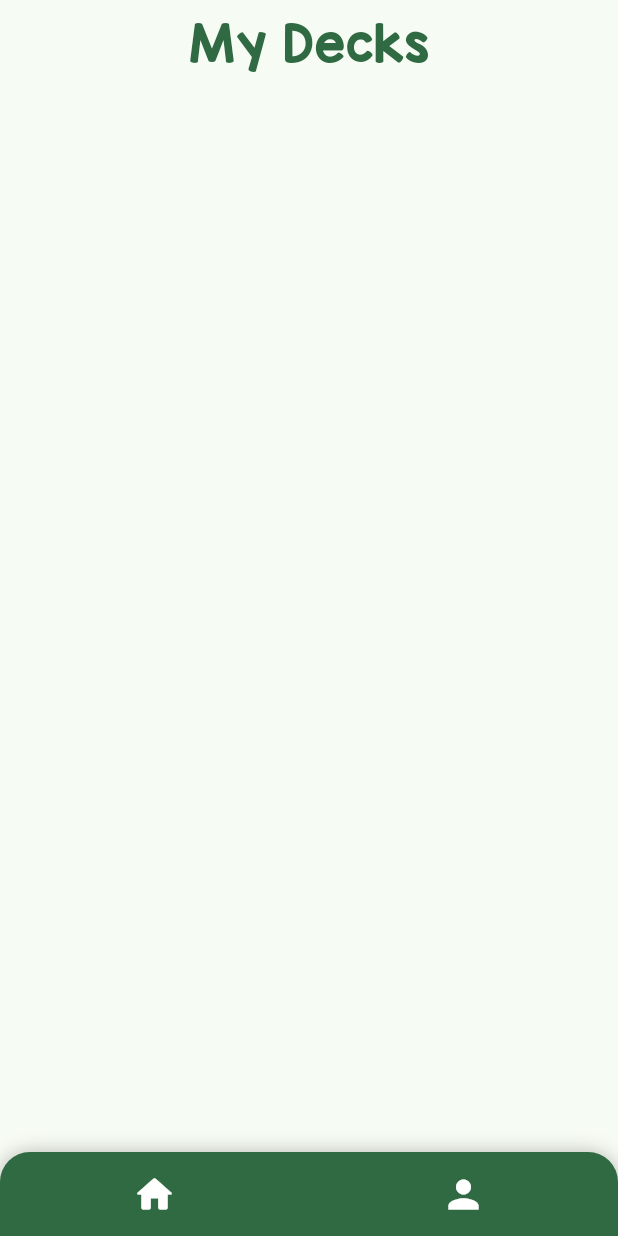
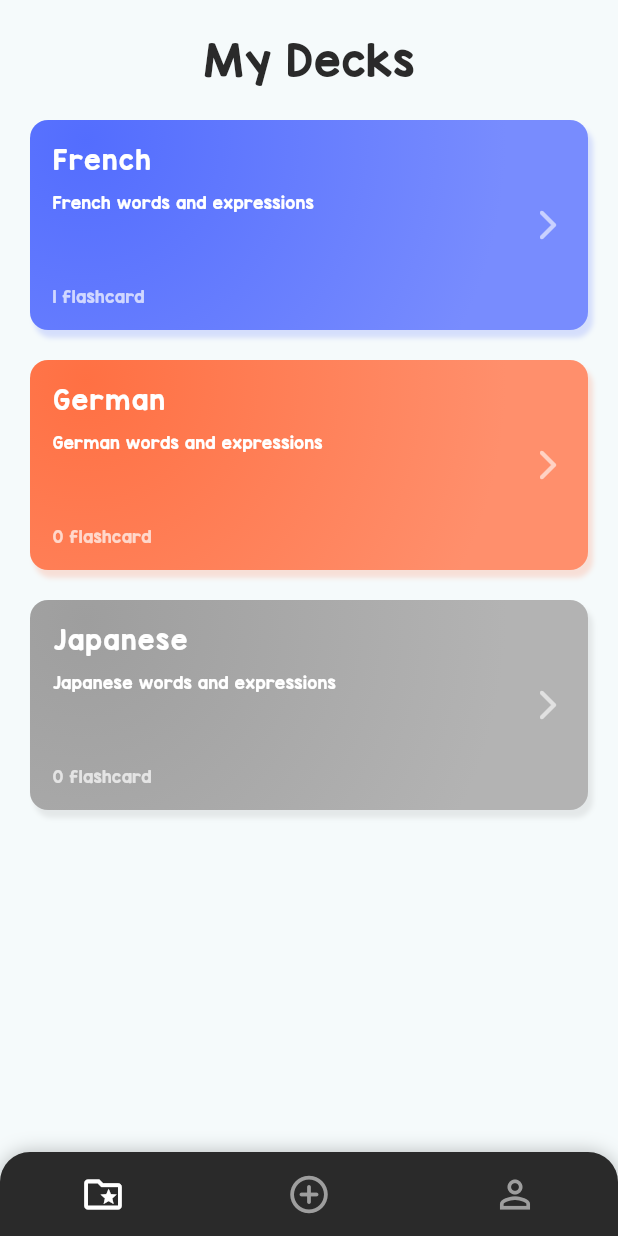
Before and after one commit to nathan68560/Jokerly, a Flutter app: the screen it shows after launch, on a phone screen of 412 x 824 dp. Run offline on Flutter 3.47's test engine with Material 3 defaults, Android fonts, the phone set to English and light mode, and no system bars.

Commit message:
Restructuration, created deck_page and designed deck widget

```diff
--- a/lib/main.dart
+++ b/lib/main.dart
@@ -1,98 +1,25 @@
 import 'package:flutter/material.dart';
+import 'package:jokerly/pages/home.dart';
 
 void main() {
-  runApp(const MyApp());
+  runApp(const JokerlyApp());
 }
 
-class MyApp extends StatelessWidget {
-  const MyApp({super.key});
-  static const Color primaryColor = Color(0xFF31B56A);
-  static const Color secondaryColor = Color(0xFF6e2a9c);
-  static const Color tertiaryColor = Color(0xFFECBE6F);
+class JokerlyApp extends StatelessWidget {
+  const JokerlyApp({super.key});
 
-  // This widget is the root of your application.
   @override
   Widget build(BuildContext context) {
     return MaterialApp(
       title: 'Jokerly',
+      debugShowCheckedModeBanner: false,
       theme: ThemeData(
         fontFamily: 'KGRedHands',
-        colorScheme: ColorScheme.fromSeed(seedColor: const Color(0xFF31B56A)),
+        colorScheme: ColorScheme.fromSeed(seedColor: const Color(0xff2a2a2a)),
         useMaterial3: true,
         canvasColor: Colors.transparent,
       ),
-      home: const HomePage(title: 'Jokerly'),
+      home: const HomePage(),
     );
   }
 }
-
-class HomePage extends StatefulWidget {
-  const HomePage({super.key, required this.title});
-  final String title;
-
-  @override
-  State<HomePage> createState() => _HomePageState();
-}
-
-class _HomePageState extends State<HomePage> {
-  @override
-  Widget build(BuildContext context) {
-    return Scaffold(
-      appBar: AppBar(
-        title: Text(
-          "My Decks",
-          style: TextStyle(
-              fontSize: 30.0,
-              fontWeight: FontWeight.w500,
-              color: Theme.of(context).colorScheme.primary),
-        ),
-        centerTitle: true,
-      ),
-      body: Container(
-        alignment: Alignment.topLeft,
-        padding: const EdgeInsets.all(20.0),
-        child: ListView(
-          children: [],
-        ),
-      ),
-      bottomNavigationBar: Container(
-        decoration: const BoxDecoration(
-          borderRadius: BorderRadius.only(
-            topRight: Radius.circular(20),
-            topLeft: Radius.circular(20),
-          ),
-          boxShadow: [
-            BoxShadow(
-              color: Colors.black26,
-              spreadRadius: 0,
-              blurRadius: 10,
-            ),
-          ],
-        ),
-        child: ClipRRect(
-          borderRadius: const BorderRadius.only(
-            topRight: Radius.circular(20),
-            topLeft: Radius.circular(20),
-          ),
-          child: BottomNavigationBar(
-            iconSize: 30.0,
-            selectedFontSize: 0.0,
-            selectedItemColor: Colors.white,
-            unselectedItemColor: Colors.white,
-            backgroundColor: Theme.of(context).colorScheme.primary,
-            items: const <BottomNavigationBarItem>[
-              BottomNavigationBarItem(
-                icon: Icon(Icons.home_rounded),
-                label: "Home",
-              ),
-              BottomNavigationBarItem(
-                icon: Icon(Icons.person),
-                label: "Profile",
-              ),
-            ],
-          ),
-        ),
-      ),
-    );
-  }
-}
--- /dev/null
+++ b/lib/models/deck_model.dart
@@ -0,0 +1,16 @@
+import 'package:flutter/material.dart';
+import 'package:jokerly/models/flashcard_model.dart';
+
+class FlashcardDeck {
+  final String title;
+  final Color color;
+  final String description;
+  final List<Flashcard> flashcards;
+
+  FlashcardDeck({
+    required this.title,
+    required this.color,
+    required this.description,
+    required this.flashcards,
+  });
+}
--- /dev/null
+++ b/lib/models/flashcard_model.dart
@@ -0,0 +1,9 @@
+class Flashcard {
+  final String question;
+  final String answer;
+
+  Flashcard({
+    required this.question,
+    required this.answer,
+  });
+}
--- /dev/null
+++ b/lib/pages/home.dart
@@ -0,0 +1,127 @@
+import 'package:flutter/material.dart';
+import 'package:jokerly/models/deck_model.dart';
+import 'package:jokerly/models/flashcard_model.dart';
+import 'package:jokerly/widgets/deck_widget.dart';
+
+class HomePage extends StatefulWidget {
+  const HomePage({super.key});
+
+  @override
+  State<HomePage> createState() => _HomePageState();
+}
+
+class _HomePageState extends State<HomePage> {
+  List<FlashcardDeck> decks = [];
+
+  void _getDecks() {
+    decks.add(
+      FlashcardDeck(
+        title: "French",
+        color: Colors.indigoAccent,
+        description: "French words and expressions",
+        flashcards: [
+          Flashcard(question: "SuperGoldMagikarp", answer: "Af#r4|5@61")
+        ],
+      ),
+    );
+
+    decks.add(
+      FlashcardDeck(
+        title: "German",
+        color: Colors.deepOrange.shade400,
+        description: "German words and expressions",
+        flashcards: [],
+      ),
+    );
+
+    decks.add(
+      FlashcardDeck(
+        title: "Japanese",
+        color: Colors.grey,
+        description: "Japanese words and expressions",
+        flashcards: [],
+      ),
+    );
+  }
+
+  @override
+  Widget build(BuildContext context) {
+    _getDecks();
+    return Scaffold(
+      appBar: homeAppBar(context),
+      body: Container(
+        alignment: Alignment.topLeft,
+        padding: const EdgeInsets.symmetric(horizontal: 20.0),
+        child: ListView.separated(
+          itemCount: decks.length,
+          scrollDirection: Axis.vertical,
+          separatorBuilder: (context, index) => const SizedBox(height: 20.0),
+          itemBuilder: (context, index) =>
+              FlashcardDeckWidget(deck: decks[index]),
+        ),
+      ),
+      bottomNavigationBar: bottomNavBar(context),
+    );
+  }
+
+  AppBar homeAppBar(BuildContext context) {
+    return AppBar(
+      toolbarHeight: 80,
+      flexibleSpace: const Center(
+        child: Text(
+          "My Decks",
+          style: TextStyle(
+            fontSize: 26.0,
+            fontWeight: FontWeight.w500,
+            color: Color(0xff2a2a2a),
+          ),
+        ),
+      ),
+    );
+  }
+
+  Widget bottomNavBar(BuildContext context) {
+    return Container(
+      decoration: const BoxDecoration(
+        borderRadius: BorderRadius.only(
+          topRight: Radius.circular(20),
+          topLeft: Radius.circular(20),
+        ),
+        boxShadow: [
+          BoxShadow(
+            color: Colors.black26,
+            spreadRadius: 0,
+            blurRadius: 10,
+          ),
+        ],
+      ),
+      child: ClipRRect(
+        borderRadius: const BorderRadius.only(
+          topRight: Radius.circular(20),
+          topLeft: Radius.circular(20),
+        ),
+        child: BottomNavigationBar(
+          iconSize: 30.0,
+          selectedFontSize: 0.0,
+          selectedItemColor: Colors.white,
+          unselectedItemColor: Colors.grey,
+          backgroundColor: const Color(0xff2a2a2a),
+          items: const <BottomNavigationBarItem>[
+            BottomNavigationBarItem(
+              icon: Icon(Icons.folder_special_outlined),
+              label: "My Decks",
+            ),
+            BottomNavigationBarItem(
+              icon: Icon(Icons.add_circle_outline_rounded),
+              label: "Add deck",
+            ),
+            BottomNavigationBarItem(
+              icon: Icon(Icons.person_outline),
+              label: "Profile",
+            ),
+          ],
+        ),
+      ),
+    );
+  }
+}
--- /dev/null
+++ b/lib/widgets/deck_widget.dart
@@ -0,0 +1,95 @@
+import 'package:flutter/cupertino.dart';
+import 'package:flutter/material.dart';
+import 'package:jokerly/models/deck_model.dart';
+import 'package:jokerly/pages/deck.dart';
+
+class FlashcardDeckWidget extends StatelessWidget {
+  final FlashcardDeck deck;
+
+  const FlashcardDeckWidget({super.key, required this.deck});
+
+  @override
+  Widget build(BuildContext context) {
+    return GestureDetector(
+      onTapUp: (details) => Navigator.push(
+        context,
+        CupertinoPageRoute(builder: (_) => DeckPage(deck: deck)),
+      ),
+      child: Container(
+        height: 140.0,
+        decoration: BoxDecoration(
+          gradient: RadialGradient(
+            center: const Alignment(-0.8, -0.8),
+            radius: 2,
+            stops: const [0.0, 1.0],
+            colors: [
+              deck.color,
+              Color.alphaBlend(deck.color.withAlpha(200), Colors.white),
+            ],
+          ),
+          borderRadius: BorderRadius.circular(12),
+          boxShadow: [
+            BoxShadow(
+              offset: const Offset(3, 5),
+              spreadRadius: 0,
+              blurRadius: 2,
+              color: deck.color.withAlpha(50),
+            ),
+          ],
+        ),
+        padding: const EdgeInsets.all(15.0),
+        child: Row(
+          mainAxisAlignment: MainAxisAlignment.spaceBetween,
+          children: [
+            Column(
+              mainAxisAlignment: MainAxisAlignment.spaceBetween,
+              crossAxisAlignment: CrossAxisAlignment.start,
+              children: [
+                Column(
+                  mainAxisAlignment: MainAxisAlignment.start,
+                  crossAxisAlignment: CrossAxisAlignment.start,
+                  children: [
+                    Text(
+                      deck.title,
+                      style: const TextStyle(
+                        fontSize: 16,
+                        letterSpacing: 1,
+                        color: Colors.white,
+                      ),
+                    ),
+                    const SizedBox(
+                      height: 10.0,
+                    ),
+                    Text(
+                      deck.description,
+                      style: const TextStyle(
+                        fontSize: 10,
+                        color: Colors.white,
+                      ),
+                    ),
+                  ],
+                ),
+                Text(
+                  "${deck.flashcards.length} flashcard${deck.flashcards.length > 1 ? "s" : ""}",
+                  style: const TextStyle(
+                    color: Colors.white70,
+                    fontSize: 10,
+                  ),
+                ),
+              ],
+            ),
+            const Column(
+              mainAxisAlignment: MainAxisAlignment.center,
+              children: [
+                Icon(
+                  Icons.arrow_forward_ios_rounded,
+                  color: Colors.white60,
+                ),
+              ],
+            )
+          ],
+        ),
+      ),
+    );
+  }
+}
```
Also changed, not shown: lib/elements.dart (deleted, +0 -72 lines), lib/pages/deck.dart (added, +72 -0 lines), lib/widgets/flashcard_widget.dart (added, +49 -0 lines), 1 other file.
